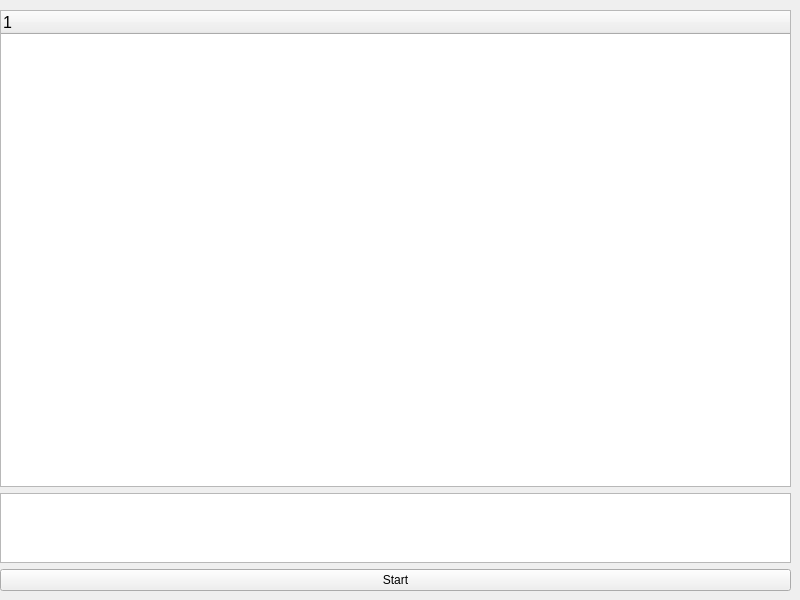
This is formFiles/MainWindow.ui in Szymusiok/simple-cis-benchmark as Qt 5 draws it before an edit. The edited form follows.
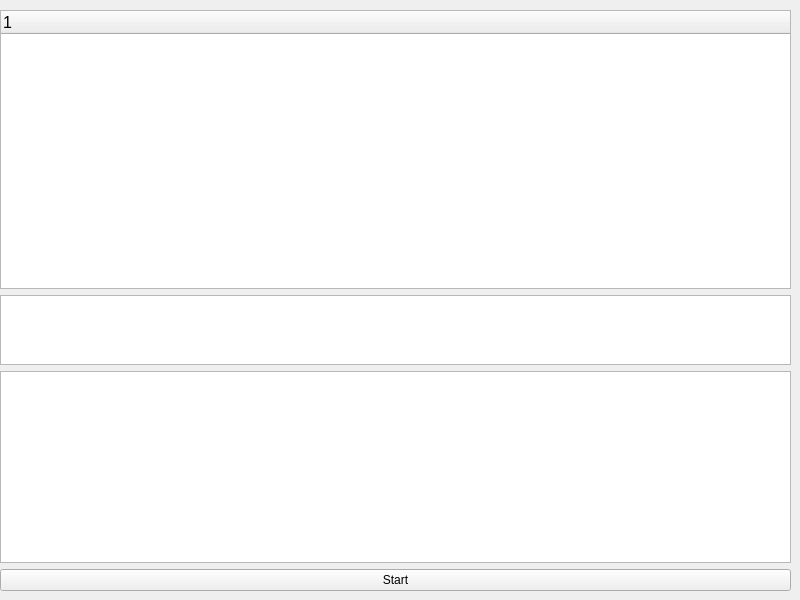
This is the edited form.

```diff
--- a/formFiles/MainWindow.ui
+++ b/formFiles/MainWindow.ui
@@ -38,7 +38,7 @@
       <height>581</height>
      </rect>
     </property>
-    <layout class="QVBoxLayout" name="verticalLayout" stretch="10,1,0">
+    <layout class="QVBoxLayout" name="verticalLayout" stretch="10,1,0,0">
      <item>
       <widget class="QTreeWidget" name="testTree">
        <attribute name="headerDefaultSectionSize">
@@ -59,6 +59,9 @@
      <item>
       <widget class="QTextBrowser" name="resultText"/>
      </item>
+     <item>
+      <widget class="QPlainTextEdit" name="plainTextEdit"/>
+     </item>
      <item>
       <widget class="QPushButton" name="startButton">
        <property name="sizePolicy">
```
